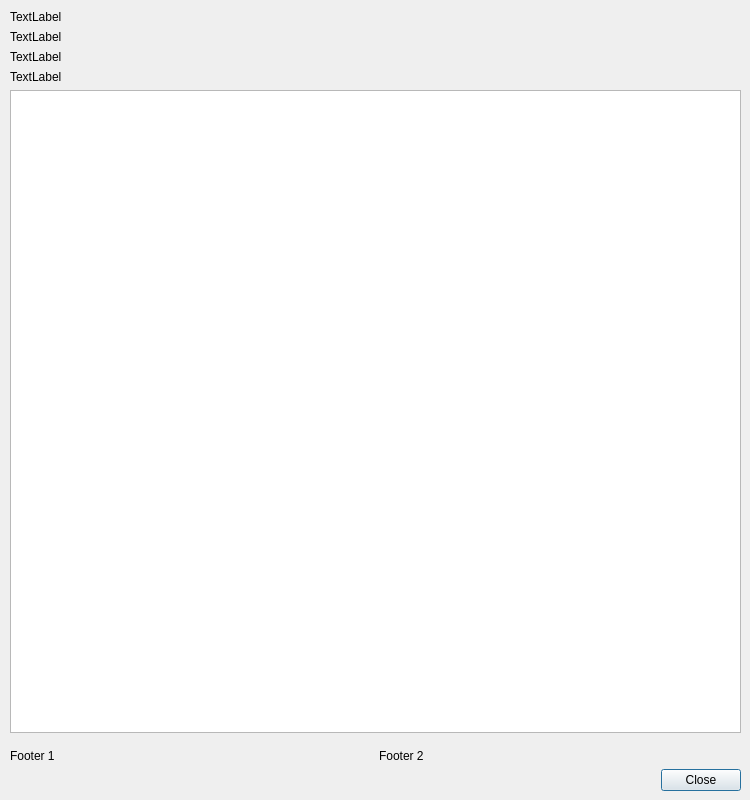
Qt form about.ui (palaeoware/trevosim) before a commit.
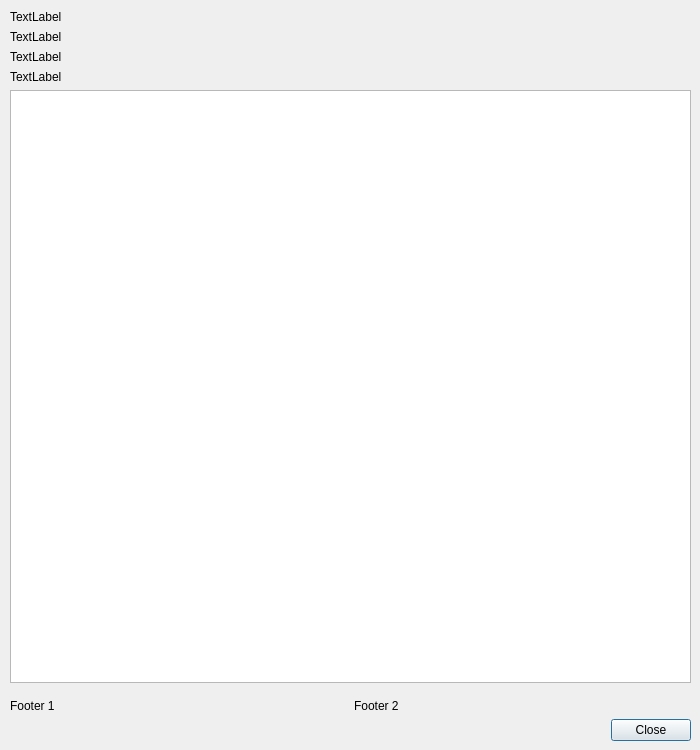
The same form after that commit.

What changed in the file:
```diff
--- a/about.ui
+++ b/about.ui
@@ -6,8 +6,8 @@
    <rect>
     <x>0</x>
     <y>0</y>
-    <width>750</width>
-    <height>800</height>
+    <width>700</width>
+    <height>750</height>
    </rect>
   </property>
   <property name="windowTitle">
@@ -18,8 +18,8 @@
     <rect>
      <x>10</x>
      <y>10</y>
-     <width>731</width>
-     <height>781</height>
+     <width>681</width>
+     <height>731</height>
     </rect>
    </property>
    <layout class="QVBoxLayout" name="verticalLayout">
```
